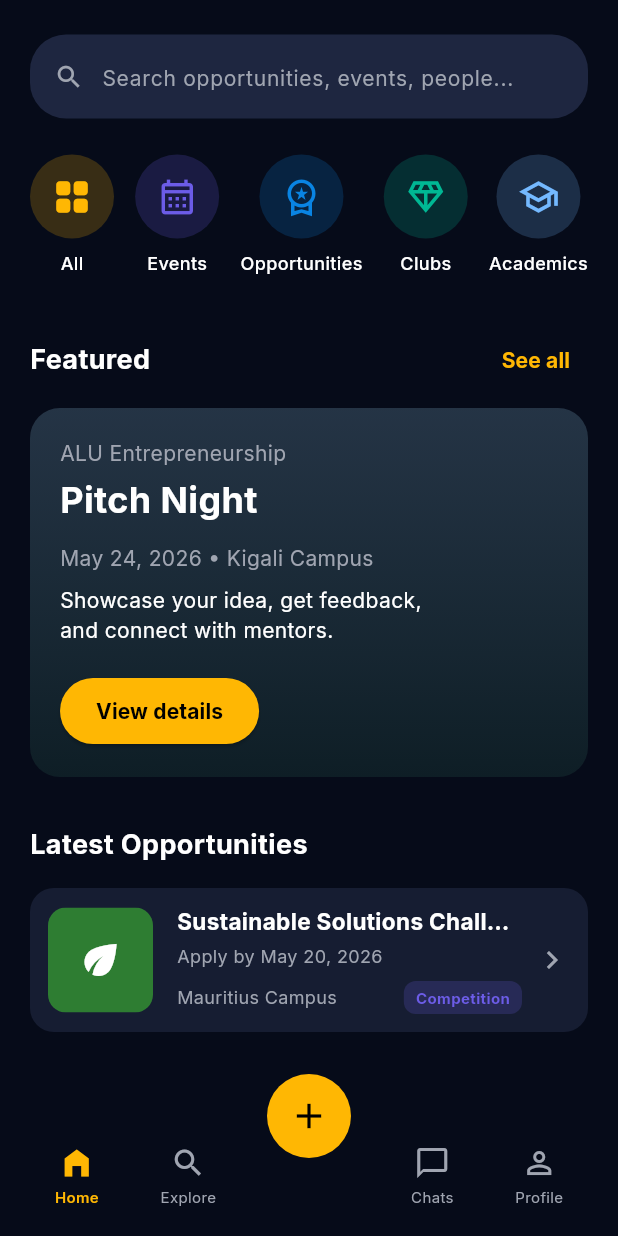
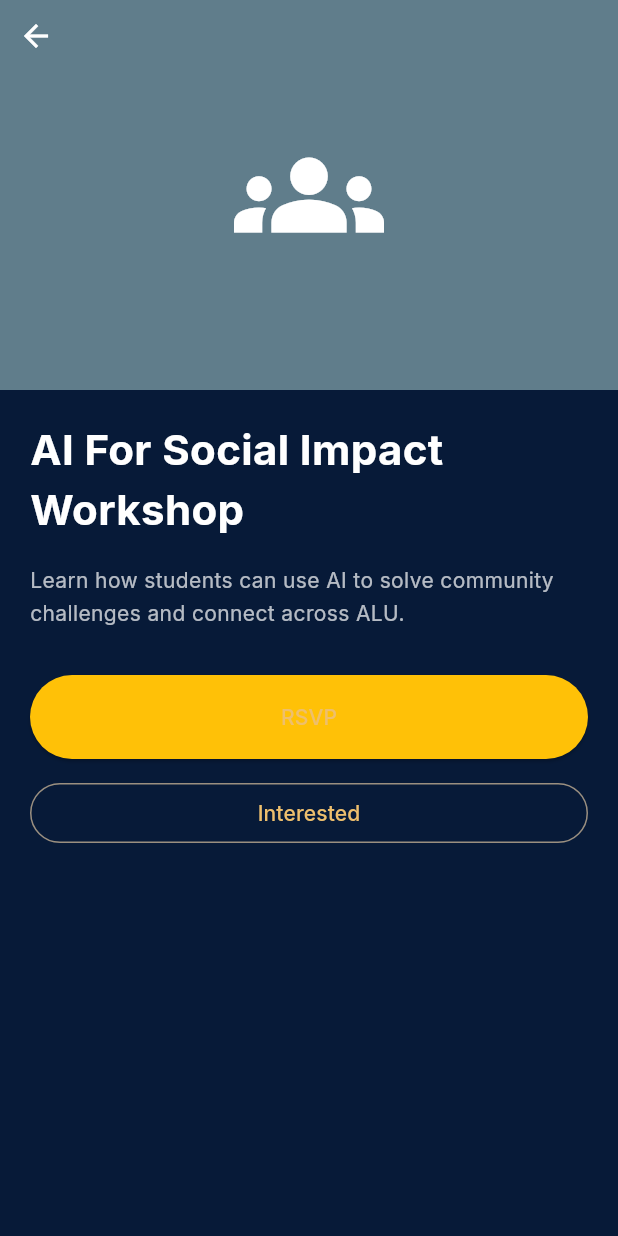
Before and after one commit to TWARIQABDUL/Formative_1, a Flutter app: the screen it shows after launch, scrolled down 84 dp, after a tap on "View details", on a phone screen of 412 x 824 dp. Run offline on Flutter 3.47's test engine with Material 3 defaults, Android fonts, the phone set to English and light mode, and no system bars; our stand-ins replace google_fonts; network calls fail.

Commit message:
Implemented event details screen and RSVP interaction

```diff
--- /dev/null
+++ b/lib/screens/Event/event_details.dart
@@ -0,0 +1,266 @@
+import 'package:flutter/material.dart';
+
+class EventDetailsScreen extends StatefulWidget {
+  const EventDetailsScreen({super.key});
+
+  @override
+  State<EventDetailsScreen> createState() =>
+      _EventDetailsScreenState();
+}
+
+class _EventDetailsScreenState
+    extends State<EventDetailsScreen> {
+
+  bool joined = false;
+  bool interested = false;
+
+  @override
+  Widget build(BuildContext context) {
+    return Scaffold(
+      backgroundColor:
+      const Color(0xff071A38),
+
+      body: SafeArea(
+
+        child:
+        SingleChildScrollView(
+
+          child:
+          Column(
+
+            crossAxisAlignment:
+            CrossAxisAlignment.start,
+
+            children: [
+
+              Container(
+
+                height: 260,
+
+                width:
+                double.infinity,
+
+                decoration:
+
+                const BoxDecoration(
+
+                  color:
+                  Colors.blueGrey,
+
+                ),
+
+                child:
+
+                Stack(
+
+                  children: [
+
+                    const Center(
+
+                      child:
+
+                      Icon(
+
+                        Icons.groups,
+
+                        size: 100,
+
+                        color:
+                        Colors.white,
+
+                      ),
+
+                    ),
+
+                    IconButton(
+
+                      onPressed: () {
+
+                        Navigator.pop(
+                            context);
+
+                      },
+
+                      icon:
+
+                      const Icon(
+
+                        Icons.arrow_back,
+
+                        color:
+                        Colors.white,
+
+                      ),
+
+                    ),
+                  ],
+                ),
+              ),
+
+              Padding(
+
+                padding:
+                const EdgeInsets.all(
+                    20),
+
+                child:
+
+                Column(
+
+                  crossAxisAlignment:
+                  CrossAxisAlignment.start,
+
+                  children: [
+
+                    const Text(
+
+                      "AI For Social Impact Workshop",
+
+                      style:
+                      TextStyle(
+
+                        color:
+                        Colors.white,
+
+                        fontSize:
+                        28,
+
+                        fontWeight:
+                        FontWeight.bold,
+
+                      ),
+                    ),
+
+                    const SizedBox(
+                        height: 16),
+
+                    const Text(
+
+                      "Learn how students can use AI to solve community challenges and connect across ALU.",
+
+                      style:
+                      TextStyle(
+
+                        color:
+                        Colors.white70,
+
+                        height:
+                        1.6,
+
+                      ),
+                    ),
+
+                    const SizedBox(
+                        height: 30),
+
+                    SizedBox(
+
+                      width:
+                      double.infinity,
+
+                      child:
+
+                      ElevatedButton(
+
+                        onPressed: () {
+
+                          setState(() {
+
+                            joined =
+                            !joined;
+
+                          });
+
+                        },
+
+                        style:
+
+                        ElevatedButton.styleFrom(
+
+                          backgroundColor:
+
+                          joined
+
+                              ?
+
+                          Colors.green
+
+                              :
+
+                          Colors.amber,
+
+                          padding:
+
+                          const EdgeInsets.all(
+                              18),
+
+                        ),
+
+                        child:
+
+                        Text(
+
+                          joined
+
+                              ?
+
+                          "RSVP Confirmed"
+
+                              :
+
+                          "RSVP",
+
+                        ),
+                      ),
+                    ),
+
+                    const SizedBox(
+                        height: 12),
+
+                    SizedBox(
+
+                      width:
+                      double.infinity,
+
+                      child:
+
+                      OutlinedButton(
+
+                        onPressed: () {
+
+                          setState(() {
+
+                            interested =
+                            !interested;
+
+                          });
+
+                        },
+
+                        child:
+
+                        Text(
+
+                          interested
+
+                              ?
+
+                          "Interested ✓"
+
+                              :
+
+                          "Interested",
+
+                        ),
+                      ),
+                    ),
+                  ],
+                ),
+              ),
+            ],
+          ),
+        ),
+      ),
+    );
+  }
+}
--- a/lib/screens/home/widgets/featured_section.dart
+++ b/lib/screens/home/widgets/featured_section.dart
@@ -1,5 +1,6 @@
 import 'package:flutter/material.dart';
 import '../../../theme/app_colors.dart';
+import '../../event/event_details.dart';
 
 class FeaturedSection extends StatelessWidget {
   const FeaturedSection({Key? key}) : super(key: key);
@@ -9,97 +10,217 @@ class FeaturedSection extends StatelessWidget {
     return Column(
       children: [
         Row(
-          mainAxisAlignment: MainAxisAlignment.spaceBetween,
+          mainAxisAlignment:
+          MainAxisAlignment.spaceBetween,
+
           children: [
+
             const Text(
               'Featured',
+
               style: TextStyle(
                 fontSize: 18,
-                fontWeight: FontWeight.bold,
-                color: AppColors.textPrimary,
+                fontWeight:
+                FontWeight.bold,
+
+                color:
+                AppColors.textPrimary,
               ),
             ),
+
             TextButton(
+
               onPressed: () {},
+
               child: const Text(
+
                 'See all',
+
                 style: TextStyle(
-                  color: AppColors.primaryAccent,
-                  fontWeight: FontWeight.bold,
+
+                  color:
+                  AppColors.primaryAccent,
+
+                  fontWeight:
+                  FontWeight.bold,
+
                 ),
               ),
             ),
           ],
         ),
+
         const SizedBox(height: 8),
+
         Container(
+
           width: double.infinity,
+
           decoration: BoxDecoration(
-            borderRadius: BorderRadius.circular(20),
-            // Placeholder for an actual image background
-            gradient: LinearGradient(
-              begin: Alignment.topCenter,
-              end: Alignment.bottomCenter,
+
+            borderRadius:
+            BorderRadius.circular(20),
+
+            gradient:
+            LinearGradient(
+
+              begin:
+              Alignment.topCenter,
+
+              end:
+              Alignment.bottomCenter,
+
               colors: [
-                const Color(0xFF2C3E50).withOpacity(0.8),
-                const Color(0xFF0F2027).withOpacity(0.9),
+
+                const Color(
+                    0xFF2C3E50)
+                    .withOpacity(0.8),
+
+                const Color(
+                    0xFF0F2027)
+                    .withOpacity(0.9),
               ],
             ),
           ),
+
           child: Padding(
-            padding: const EdgeInsets.all(20.0),
+
+            padding:
+            const EdgeInsets.all(
+                20),
+
             child: Column(
-              crossAxisAlignment: CrossAxisAlignment.start,
+
+              crossAxisAlignment:
+              CrossAxisAlignment.start,
+
               children: [
+
                 const Text(
+
                   'ALU Entrepreneurship',
+
                   style: TextStyle(
-                    color: AppColors.textSecondary,
+
+                    color:
+                    AppColors.textSecondary,
+
                     fontSize: 14,
                   ),
                 ),
-                const SizedBox(height: 4),
+
+                const SizedBox(
+                    height: 4),
+
                 const Text(
+
                   'Pitch Night',
+
                   style: TextStyle(
-                    color: AppColors.textPrimary,
+
+                    color:
+                    AppColors.textPrimary,
+
                     fontSize: 24,
-                    fontWeight: FontWeight.bold,
+
+                    fontWeight:
+                    FontWeight.bold,
                   ),
                 ),
-                const SizedBox(height: 12),
+
+                const SizedBox(
+                    height: 12),
+
                 const Text(
+
                   'May 24, 2026 • Kigali Campus',
+
                   style: TextStyle(
-                    color: AppColors.textSecondary,
+
+                    color:
+                    AppColors.textSecondary,
+
                     fontSize: 14,
                   ),
                 ),
-                const SizedBox(height: 8),
+
+                const SizedBox(
+                    height: 8),
+
                 const Text(
+
                   'Showcase your idea, get feedback,\nand connect with mentors.',
+
                   style: TextStyle(
-                    color: AppColors.textPrimary,
+
+                    color:
+                    AppColors.textPrimary,
+
                     fontSize: 14,
                   ),
                 ),
-                const SizedBox(height: 20),
+
+                const SizedBox(
+                    height: 20),
+
                 ElevatedButton(
-                  onPressed: () {},
-                  style: ElevatedButton.styleFrom(
-                    backgroundColor: AppColors.primaryAccent,
-                    foregroundColor: Colors.black,
-                    shape: RoundedRectangleBorder(
-                      borderRadius: BorderRadius.circular(24),
+
+                  onPressed: () {
+
+                    Navigator.push(
+
+                      context,
+
+                      MaterialPageRoute(
+
+                        builder: (_)
+
+                        =>
+                        const EventDetailsScreen(),
+
+                      ),
+
+                    );
+
+                  },
+
+                  style:
+
+                  ElevatedButton.styleFrom(
+
+                    backgroundColor:
+                    AppColors.primaryAccent,
+
+                    foregroundColor:
+                    Colors.black,
+
+                    shape:
+                    RoundedRectangleBorder(
+
+                      borderRadius:
+                      BorderRadius.circular(
+                          24),
                     ),
-                    padding: const EdgeInsets.symmetric(
+
+                    padding:
+                    const EdgeInsets.symmetric(
+
                       horizontal: 24,
+
                       vertical: 12,
                     ),
                   ),
+
                   child: const Text(
+
                     'View details',
-                    style: TextStyle(fontWeight: FontWeight.bold),
+
+                    style: TextStyle(
+
+                      fontWeight:
+                      FontWeight.bold,
+
+                    ),
                   ),
                 ),
               ],
```
Also changed, not shown: pubspec.lock.
